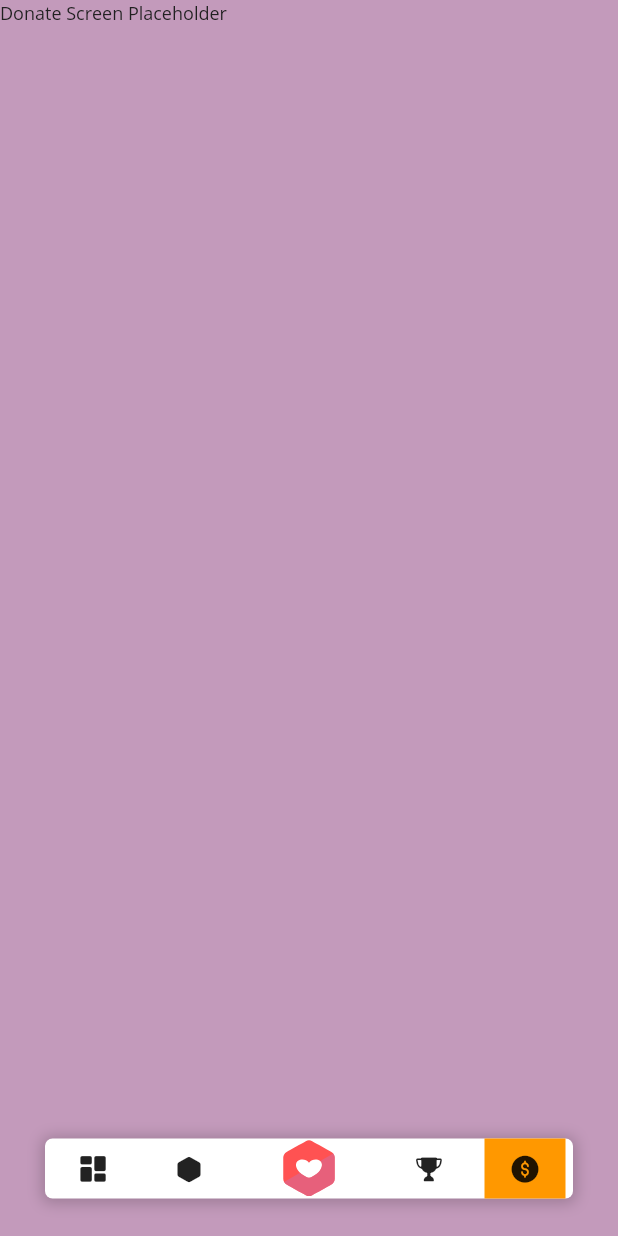
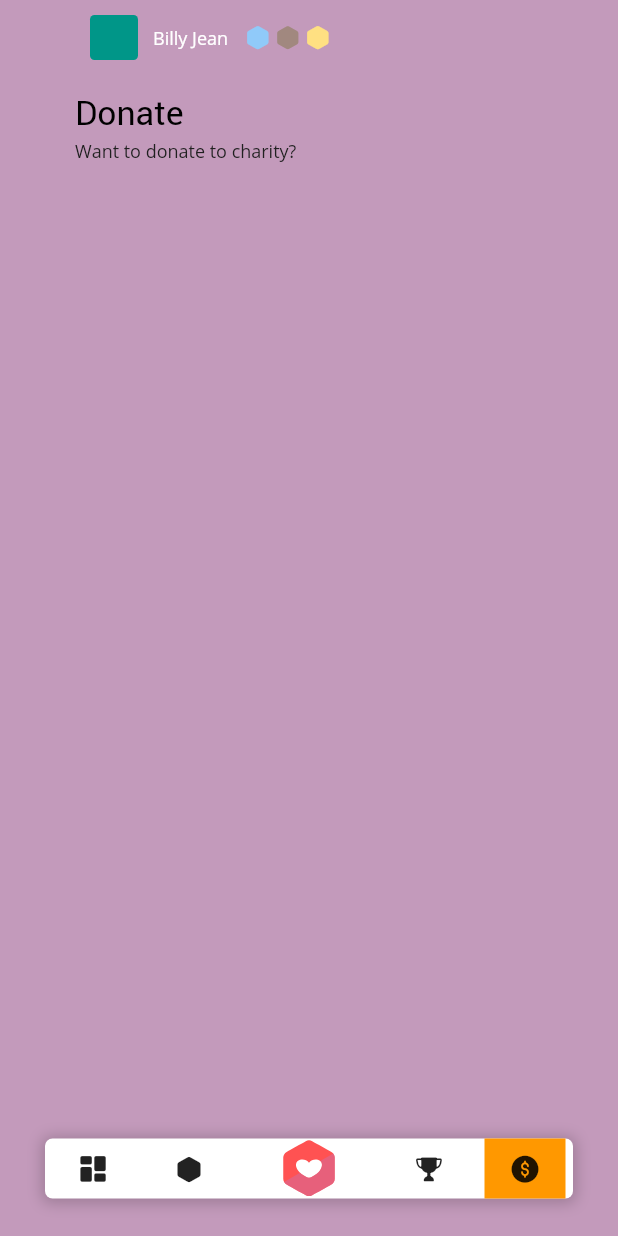
Before and after one commit to joshmalek/donatio-app, a Flutter app: the screen it shows after launch, item 4 of the bottom bar chosen, on a phone screen of 412 x 824 dp. Run offline on Flutter 3.47's test engine with Material 2 defaults, Android fonts, the phone set to English and light mode, and no system bars; our stand-ins replace flutter_hooks, flutter_svg, google_fonts.

Commit message:
Began donate tab

```diff
--- a/lib/screens/DonateScreen.dart
+++ b/lib/screens/DonateScreen.dart
@@ -1,4 +1,6 @@
 import 'package:donatio_app/components/Navbar.dart';
+import 'package:donatio_app/screens/Dashboard.dart';
+import 'package:donatio_app/src/ThemePalette.dart';
 import 'package:flutter/cupertino.dart';
 import 'package:flutter/material.dart';
 
@@ -17,7 +19,34 @@ class DonateBody extends StatelessWidget {
   @override
   Widget build(BuildContext conext) {
     return SafeArea(
-      child: Text("Donate Screen Placeholder"),
-    );
+        child: Column(
+      children: <Widget>[AppHeader(), DonateHeader()],
+    ));
   }
 }
+
+class DonateHeader extends StatelessWidget {
+  @override
+  Widget build(BuildContext context) {
+    return Container(
+        child: Column(
+      children: <Widget>[
+        Container(
+            alignment: Alignment.centerLeft,
+            child: Text("Donate", style: FontPresets.title1),
+            margin: EdgeInsets.fromLTRB(50, 10, 50, 0)),
+        Container(
+            margin: EdgeInsets.fromLTRB(50, 0, 50, 0),
+            alignment: Alignment.centerLeft,
+            child: Text("Want to donate to charity?"))
+      ],
+    ));
+  }
+}
+
+class DonateParagraph extends StatelessWidget {
+  @override
+  Widget build(BuildContext context) {
+    return Container();
+  }
+}
```
